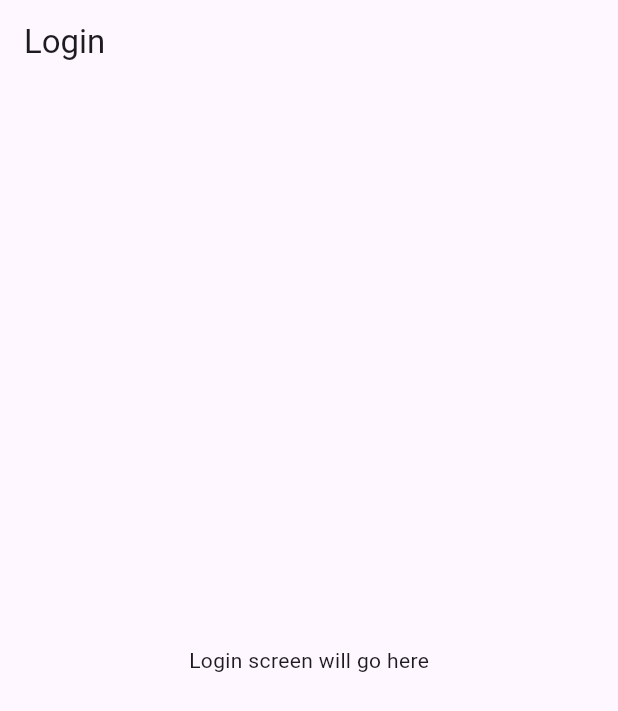
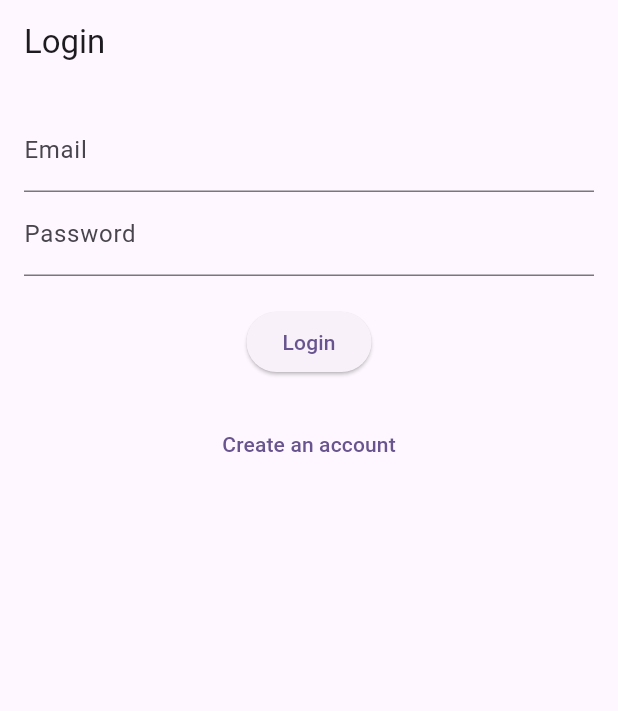
Before and after one commit to NickJohnson06/message_board, a Flutter app: the screen it shows after launch, on a phone screen of 412 x 824 dp. Shown: the top 711 px of the screen. Run offline on Flutter 3.47's test engine with Material 3 defaults, Android fonts, the phone set to English and light mode, and no system bars; our stand-ins replace cloud_firestore, firebase_auth, firebase_core; accounts and stored records are empty.

Commit message:
implemented user registration with Firebase Auth and Firestore profile creation

```diff
--- a/lib/screens/auth/login_screen.dart
+++ b/lib/screens/auth/login_screen.dart
@@ -1,16 +1,82 @@
 import 'package:flutter/material.dart';
+import 'package:message_board/services/auth_service.dart';
+import 'register_screen.dart';
 
-class LoginScreen extends StatelessWidget {
+class LoginScreen extends StatefulWidget {
   const LoginScreen({super.key});
+
+  @override
+  State<LoginScreen> createState() => _LoginScreenState();
+}
+
+class _LoginScreenState extends State<LoginScreen> {
+  final _emailController = TextEditingController();
+  final _passwordController = TextEditingController();
+  bool _loading = false;
+  String? _errorMessage;
+
+  Future<void> _login() async {
+    setState(() {
+      _loading = true;
+      _errorMessage = null;
+    });
+
+    try {
+      await AuthService.instance.signInWithEmailPassword(
+        email: _emailController.text.trim(),
+        password: _passwordController.text.trim(),
+      );
+
+      // Success → AuthGate will redirect to MainScaffold
+    } catch (e) {
+      setState(() {
+        _errorMessage = e.toString();
+        _loading = false;
+      });
+    }
+  }
 
   @override
   Widget build(BuildContext context) {
     return Scaffold(
-      appBar: AppBar(
-        title: const Text('Login'),
-      ),
-      body: const Center(
-        child: Text('Login screen will go here'),
+      appBar: AppBar(title: const Text('Login')),
+      body: Padding(
+        padding: const EdgeInsets.all(16),
+        child: Column(
+          children: [
+            if (_errorMessage != null)
+              Text(
+                _errorMessage!,
+                style: const TextStyle(color: Colors.red),
+              ),
+            TextField(
+              controller: _emailController,
+              decoration: const InputDecoration(labelText: 'Email'),
+            ),
+            TextField(
+              controller: _passwordController,
+              decoration: const InputDecoration(labelText: 'Password'),
+              obscureText: true,
+            ),
+            const SizedBox(height: 20),
+            _loading
+                ? const CircularProgressIndicator()
+                : ElevatedButton(
+                    onPressed: _login,
+                    child: const Text('Login'),
+                  ),
+            const SizedBox(height: 20),
+            TextButton(
+              onPressed: () {
+                Navigator.push(
+                  context,
+                  MaterialPageRoute(builder: (_) => const RegisterScreen()),
+                );
+              },
+              child: const Text('Create an account'),
+            ),
+          ],
+        ),
       ),
     );
   }
```
Also changed, not shown: lib/screens/auth/register_screen.dart (added, +125 -0 lines).
